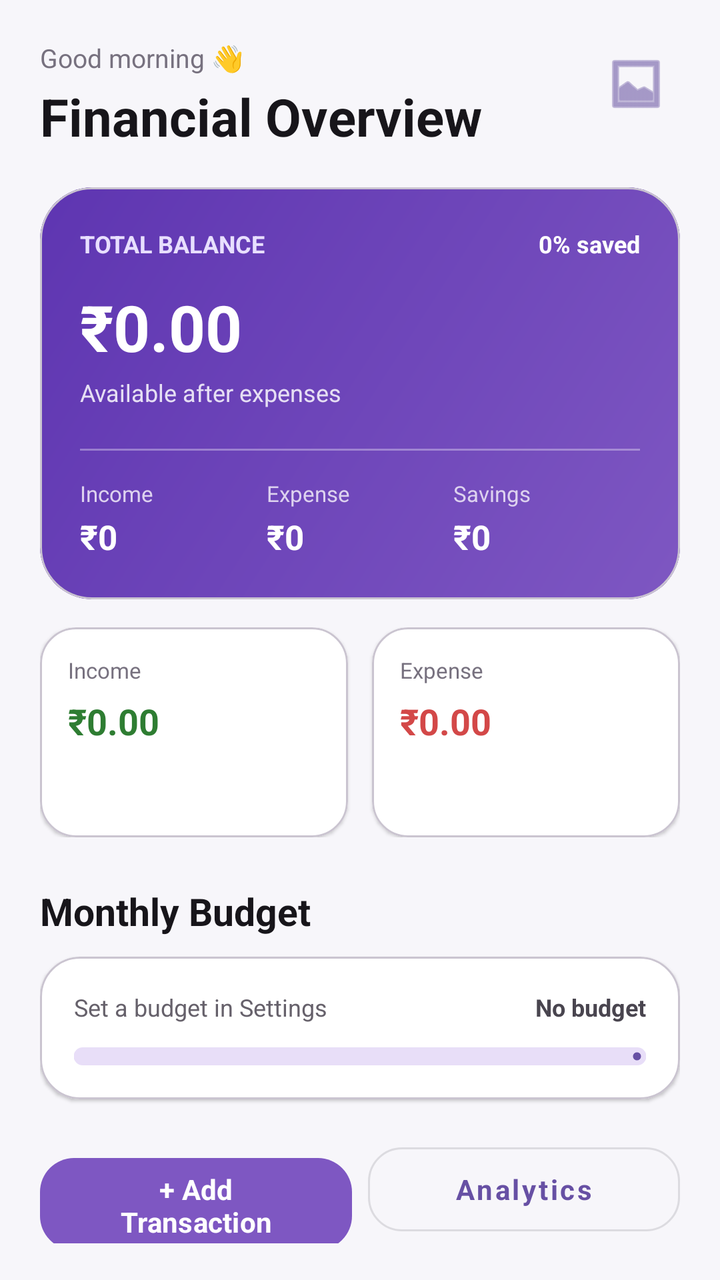
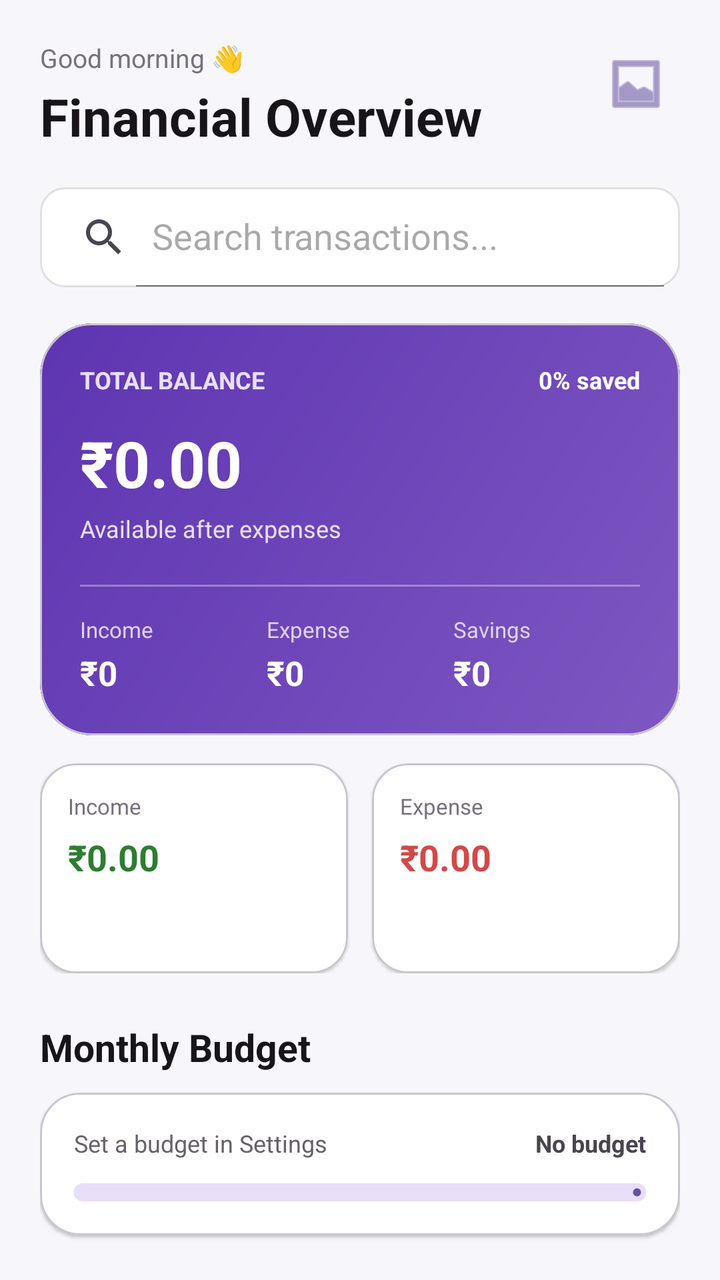

Two renders of the same Android screen: before a commit and after it. Below are the layout's source before the change and the commit's diff.
<!-- AndroidManifest.xml: application theme Theme.Expensetracker -->
<!-- res/layout/activity_main.xml -->
<?xml version="1.0" encoding="utf-8"?>
<androidx.core.widget.NestedScrollView
    xmlns:android="http://schemas.android.com/apk/res/android"
    xmlns:app="http://schemas.android.com/apk/res-auto"
    android:layout_width="match_parent"
    android:layout_height="match_parent"
    android:background="#F7F6FA"
    android:fillViewport="true"
    android:fitsSystemWindows="true">

    <LinearLayout
        android:layout_width="match_parent"
        android:layout_height="wrap_content"
        android:orientation="vertical"
        android:padding="20dp">

        

        <RelativeLayout
            android:layout_width="match_parent"
            android:layout_height="wrap_content">

            <LinearLayout
                android:layout_width="wrap_content"
                android:layout_height="wrap_content"
                android:orientation="vertical">

                <TextView
                    android:layout_width="wrap_content"
                    android:layout_height="wrap_content"
                    android:text="Good morning 👋"
                    android:textColor="#77717F"
                    android:textSize="13sp" />

                <TextView
                    android:layout_width="wrap_content"
                    android:layout_height="wrap_content"
                    android:layout_marginTop="3dp"
                    android:text="Financial Overview"
                    android:textColor="#17151A"
                    android:textSize="26sp"
                    android:textStyle="bold" />

            </LinearLayout>

            <ImageButton
                android:id="@+id/btnBulkScan"
                android:layout_width="44dp"
                android:layout_height="44dp"
                android:layout_alignParentEnd="true"
                android:background="?attr/selectableItemBackgroundBorderless"
                android:contentDescription="Scan receipts"
                android:src="@android:drawable/ic_menu_gallery"
                app:tint="#6E5AA5" />

        </RelativeLayout>


        

        <com.google.android.material.card.MaterialCardView
            android:layout_width="match_parent"
            android:layout_height="wrap_content"
            android:layout_marginTop="18dp"
            app:cardBackgroundColor="#7E57C2"
            app:cardCornerRadius="26dp"
            app:cardElevation="0dp">

            <LinearLayout
                android:layout_width="match_parent"
                android:layout_height="wrap_content"
                android:background="@drawable/bg_balance"
                android:orientation="vertical"
                android:padding="20dp">

                <LinearLayout
                    android:layout_width="match_parent"
                    android:layout_height="wrap_content"
                    android:gravity="center_vertical">

                    <TextView
                        android:layout_width="0dp"
                        android:layout_height="wrap_content"
                        android:layout_weight="1"
                        android:text="TOTAL BALANCE"
                        android:textColor="#E8DFFF"
                        android:textSize="12sp"
                        android:textStyle="bold" />

                    <TextView
                        android:id="@+id/tvSavingsRate"
                        android:layout_width="wrap_content"
                        android:layout_height="wrap_content"
                        android:text="0% saved"
                        android:textColor="#FFFFFF"
                        android:textSize="12sp"
                        android:textStyle="bold" />

                </LinearLayout>

                <TextView
                    android:id="@+id/tvBalance"
                    android:layout_width="wrap_content"
                    android:layout_height="wrap_content"
                    android:layout_marginTop="12dp"
                    android:text="₹0.00"
                    android:textColor="#FFFFFF"
                    android:textSize="32sp"
                    android:textStyle="bold" />

                <TextView
                    android:layout_width="wrap_content"
                    android:layout_height="wrap_content"
                    android:layout_marginTop="3dp"
                    android:text="Available after expenses"
                    android:textColor="#E6DFF4"
                    android:textSize="12sp" />

                <View
                    android:layout_width="match_parent"
                    android:layout_height="1dp"
                    android:layout_marginTop="20dp"
                    android:background="#55FFFFFF" />

                <LinearLayout
                    android:layout_width="match_parent"
                    android:layout_height="wrap_content"
                    android:layout_marginTop="14dp"
                    android:orientation="horizontal">

                    <LinearLayout
                        android:layout_width="0dp"
                        android:layout_height="wrap_content"
                        android:layout_weight="1"
                        android:orientation="vertical">

                        <TextView
                            android:layout_width="wrap_content"
                            android:layout_height="wrap_content"
                            android:text="Income"
                            android:textColor="#DDD2EF"
                            android:textSize="11sp" />

                        <TextView
                            android:id="@+id/tvIncomeMini"
                            android:layout_width="wrap_content"
                            android:layout_height="wrap_content"
                            android:layout_marginTop="3dp"
                            android:text="₹0"
                            android:textColor="#FFFFFF"
                            android:textSize="17sp"
                            android:textStyle="bold" />

                    </LinearLayout>

                    <LinearLayout
                        android:layout_width="0dp"
                        android:layout_height="wrap_content"
                        android:layout_weight="1"
                        android:orientation="vertical">

                        <TextView
                            android:layout_width="wrap_content"
                            android:layout_height="wrap_content"
                            android:text="Expense"
                            android:textColor="#DDD2EF"
                            android:textSize="11sp" />

                        <TextView
                            android:id="@+id/tvExpenseMini"
                            android:layout_width="wrap_content"
                            android:layout_height="wrap_content"
                            android:layout_marginTop="3dp"
                            android:text="₹0"
                            android:textColor="#FFFFFF"
                            android:textSize="17sp"
                            android:textStyle="bold" />

                    </LinearLayout>

                    <LinearLayout
                        android:layout_width="0dp"
                        android:layout_height="wrap_content"
                        android:layout_weight="1"
                        android:orientation="vertical">

                        <TextView
                            android:layout_width="wrap_content"
                            android:layout_height="wrap_content"
                            android:text="Savings"
                            android:textColor="#DDD2EF"
                            android:textSize="11sp" />

                        <TextView
                            android:id="@+id/tvSavings"
                            android:layout_width="wrap_content"
                            android:layout_height="wrap_content"
                            android:layout_marginTop="3dp"
                            android:text="₹0"
                            android:textColor="#FFFFFF"
                            android:textSize="17sp"
                            android:textStyle="bold" />

                    </LinearLayout>

                </LinearLayout>

            </LinearLayout>

        </com.google.android.material.card.MaterialCardView>


        

        <LinearLayout
            android:layout_width="match_parent"
            android:layout_height="wrap_content"
            android:layout_marginTop="14dp"
            android:orientation="horizontal">

            <com.google.android.material.card.MaterialCardView
                android:layout_width="0dp"
                android:layout_height="105dp"
                android:layout_weight="1"
                android:layout_marginEnd="6dp"
                app:cardBackgroundColor="#FFFFFF"
                app:cardCornerRadius="18dp"
                app:cardElevation="1dp">

                <LinearLayout
                    android:layout_width="match_parent"
                    android:layout_height="match_parent"
                    android:orientation="vertical"
                    android:padding="14dp">

                    <TextView
                        android:layout_width="wrap_content"
                        android:layout_height="wrap_content"
                        android:text="Income"
                        android:textColor="#77717F"
                        android:textSize="11sp" />

                    <TextView
                        android:id="@+id/tvIncome"
                        android:layout_width="wrap_content"
                        android:layout_height="wrap_content"
                        android:layout_marginTop="6dp"
                        android:text="₹0.00"
                        android:textColor="#2E7D32"
                        android:textSize="18sp"
                        android:textStyle="bold" />

                </LinearLayout>

            </com.google.android.material.card.MaterialCardView>


            <com.google.android.material.card.MaterialCardView
                android:layout_width="0dp"
                android:layout_height="105dp"
                android:layout_weight="1"
                android:layout_marginStart="6dp"
                app:cardBackgroundColor="#FFFFFF"
                app:cardCornerRadius="18dp"
                app:cardElevation="1dp">

                <LinearLayout
                    android:layout_width="match_parent"
                    android:layout_height="match_parent"
                    android:orientation="vertical"
                    android:padding="14dp">

                    <TextView
                        android:layout_width="wrap_content"
                        android:layout_height="wrap_content"
                        android:text="Expense"
                        android:textColor="#77717F"
                        android:textSize="11sp" />

                    <TextView
                        android:id="@+id/tvExpense"
                        android:layout_width="wrap_content"
                        android:layout_height="wrap_content"
                        android:layout_marginTop="6dp"
                        android:text="₹0.00"
                        android:textColor="#D34848"
                        android:textSize="18sp"
                        android:textStyle="bold" />

                </LinearLayout>

            </com.google.android.material.card.MaterialCardView>

        </LinearLayout>


        

        <TextView
            android:layout_width="wrap_content"
            android:layout_height="wrap_content"
            android:layout_marginTop="24dp"
            android:text="Monthly Budget"
            android:textColor="#17151A"
            android:textSize="19sp"
            android:textStyle="bold" />

        <com.google.android.material.card.MaterialCardView
            android:layout_width="match_parent"
            android:layout_height="wrap_content"
            android:layout_marginTop="10dp"
            app:cardBackgroundColor="#FFFFFF"
            app:cardCornerRadius="20dp"
            app:cardElevation="1dp">

            <LinearLayout
                android:layout_width="match_parent"
                android:layout_height="wrap_content"
                android:orientation="vertical"
                android:padding="17dp">

                <LinearLayout
                    android:layout_width="match_parent"
                    android:layout_height="wrap_content">

                    <TextView
                        android:id="@+id/tvBudgetText"
                        android:layout_width="0dp"
                        android:layout_height="wrap_content"
                        android:layout_weight="1"
                        android:text="Set a budget in Settings"
                        android:textColor="#66616B"
                        android:textSize="12sp" />

                    <TextView
                        android:id="@+id/tvBudgetStatus"
                        android:layout_width="wrap_content"
                        android:layout_height="wrap_content"
                        android:text="No budget"
                        android:textSize="12sp"
                        android:textStyle="bold" />

                </LinearLayout>

                <com.google.android.material.progressindicator.LinearProgressIndicator
                    android:id="@+id/budgetProgress"
                    android:layout_width="match_parent"
                    android:layout_height="9dp"
                    android:layout_marginTop="12dp"
                    app:trackCornerRadius="5dp"
                    app:trackThickness="9dp" />

            </LinearLayout>

        </com.google.android.material.card.MaterialCardView>


        

        <LinearLayout
            android:layout_width="match_parent"
            android:layout_height="wrap_content"
            android:layout_marginTop="18dp"
            android:orientation="horizontal">

            <com.google.android.material.button.MaterialButton
                android:id="@+id/btnAddTransaction"
                android:layout_width="0dp"
                android:layout_height="54dp"
                android:layout_weight="1"
                android:text="+ Add Transaction"
                android:textAllCaps="false"
                android:textSize="14sp"
                android:textStyle="bold"
                app:backgroundTint="#7E57C2"
                app:cornerRadius="17dp" />

            <com.google.android.material.button.MaterialButton
                android:id="@+id/btnAnalytics"
                style="@style/Widget.MaterialComponents.Button.OutlinedButton"
                android:layout_width="0dp"
                android:layout_height="54dp"
                android:layout_marginStart="8dp"
                android:layout_weight="1"
                android:text="Analytics"
                android:textAllCaps="false"
                android:textSize="14sp"
                android:textStyle="bold"
                app:cornerRadius="17dp" />

        </LinearLayout>


        

        <androidx.appcompat.widget.SearchView
            android:id="@+id/searchView"
            android:layout_width="match_parent"
            android:layout_height="50dp"
            android:layout_marginTop="20dp"
            android:background="@drawable/search_background"
            app:iconifiedByDefault="false"
            app:queryHint="Search transactions..." />


        

        <LinearLayout
            android:layout_width="match_parent"
            android:layout_height="wrap_content"
            android:layout_marginTop="28dp"
            android:gravity="center_vertical">

            <TextView
                android:layout_width="0dp"
                android:layout_height="wrap_content"
                android:layout_weight="1"
                android:text="Recent Transactions"
                android:textColor="#17151A"
                android:textSize="20sp"
                android:textStyle="bold" />

            <ImageButton
                android:id="@+id/btnFilter"
                android:layout_width="42dp"
                android:layout_height="42dp"
                android:background="?attr/selectableItemBackgroundBorderless"
                android:contentDescription="Filter"
                android:src="@android:drawable/ic_menu_sort_by_size"
                app:tint="#6E5AA5" />

        </LinearLayout>


        <androidx.recyclerview.widget.RecyclerView
            android:id="@+id/recyclerTransactions"
            android:layout_width="match_parent"
            android:layout_height="wrap_content"
            android:layout_marginTop="8dp"
            android:nestedScrollingEnabled="false" />


        

        <com.google.android.material.button.MaterialButton
            android:id="@+id/btnSettings"
            style="@style/Widget.MaterialComponents.Button.TextButton"
            android:layout_width="match_parent"
            android:layout_height="48dp"
            android:layout_marginTop="10dp"
            android:layout_marginBottom="24dp"
            android:text="Settings"
            android:textAllCaps="false"
            android:textColor="#76668F" />

    </LinearLayout>

</androidx.core.widget.NestedScrollView>
<!-- resources referenced by this layout -->
<resources>
  <!-- drawable bg_balance (drawable) -->
  <?xml version="1.0" encoding="utf-8"?>
  <shape xmlns:android="http://schemas.android.com/apk/res/android">
      <gradient
          android:angle="135"
          android:endColor="#5E35B1"
          android:startColor="#7E57C2" />
      <corners android:radius="26dp" />
  </shape>
  <!-- drawable search_background (drawable) -->
  <?xml version="1.0" encoding="utf-8"?>
  <shape xmlns:android="http://schemas.android.com/apk/res/android">
      <solid android:color="#FFFFFF" />
      <corners android:radius="12dp" />
      <stroke
          android:width="1dp"
          android:color="#E0E0E0" />
  </shape>
  <style name="Theme.Expensetracker" parent="Theme.Material3.DayNight.NoActionBar">
  
          <item name="android:fontFamily">sans-serif</item>
  
          <item name="android:windowActionModeOverlay">true</item>
  
          <item name="android:statusBarColor">
              ?android:colorBackground
          </item>
  
          <item name="android:navigationBarColor">
              ?android:colorBackground
          </item>
  
          <item name="android:windowLightStatusBar">
              true
          </item>
  
      </style>
</resources>

<!-- the commit's change to res/layout/activity_main.xml (unified diff, before → after) -->
@@ -54,6 +54,18 @@
                 app:tint="#6E5AA5" />
 
         </RelativeLayout>
+
+
+        
+
+        <androidx.appcompat.widget.SearchView
+            android:id="@+id/searchView"
+            android:layout_width="match_parent"
+            android:layout_height="50dp"
+            android:layout_marginTop="18dp"
+            android:background="@drawable/search_background"
+            app:iconifiedByDefault="false"
+            app:queryHint="Search transactions..." />
 
 
         
@@ -393,18 +405,6 @@
 
         
 
-        <androidx.appcompat.widget.SearchView
-            android:id="@+id/searchView"
-            android:layout_width="match_parent"
-            android:layout_height="50dp"
-            android:layout_marginTop="20dp"
-            android:background="@drawable/search_background"
-            app:iconifiedByDefault="false"
-            app:queryHint="Search transactions..." />
-
-
-        
-
         <LinearLayout
             android:layout_width="match_parent"
             android:layout_height="wrap_content"
